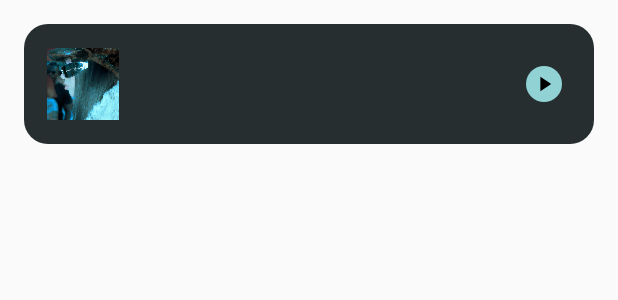
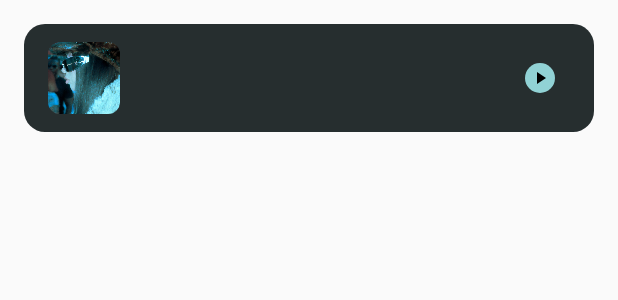
Before and after one commit to YaroslavTihomolov/android, an Android app: the layout item_song.xml on its own in the app's theme, with its tools: preview values and no code run, on a phone screen of 412 x 824 dp. Shown: the top 300 px of the screen. Run offline under Robolectric (Android 15) with nearby library versions, the phone set to English and light mode, and no system bars.

Commit message:
поправил верстку

```diff
--- a/lab2/app/build.gradle.kts
+++ b/lab2/app/build.gradle.kts
@@ -64,6 +64,7 @@ dependencies {
     implementation(libs.androidx.material3)
     implementation(libs.androidx.constraintlayout)
     implementation(libs.androidx.appcompat)
+    implementation(libs.material)
     testImplementation(libs.junit)
     androidTestImplementation(libs.androidx.junit)
     androidTestImplementation(libs.androidx.espresso.core)
--- a/lab2/app/src/main/res/drawable/ic_pauce.xml
+++ b/lab2/app/src/main/res/drawable/ic_pauce.xml
@@ -4,12 +4,10 @@
     android:viewportWidth="100"
     android:viewportHeight="100">
 
-    <!-- Круг -->
     <path
         android:fillColor="#91d2d5"
         android:pathData="M50,0a50,50 0,1,0 0,100a50,50 0,1,0 0,-100" />
 
-    <!-- Две вертикальные полосы (Pause) -->
     <path
         android:fillColor="@android:color/black"
         android:pathData="M35,20h10v60H35zM55,20h10v60H55z" />
--- a/lab2/app/src/main/res/drawable/ic_play.xml
+++ b/lab2/app/src/main/res/drawable/ic_play.xml
@@ -4,13 +4,12 @@
     android:viewportWidth="100"
     android:viewportHeight="100">
 
-    <!-- Круг -->
     <path
         android:fillColor="#91d2d5"
         android:pathData="M50,0a50,50 0,1,0 0,100a50,50 0,1,0 0,-100" />
 
-    <!-- Уменьшенный треугольник (Play) -->
     <path
         android:fillColor="@android:color/black"
-        android:pathData="M40,30l0,40l30,-20L40,30z" /> <!-- Изменены координаты -->
+        android:pathData="M40,30l0,40l30,-20L40,30z" />
+
 </vector>
--- a/lab2/app/src/main/res/drawable/rounded_background.xml
+++ b/lab2/app/src/main/res/drawable/rounded_background.xml
@@ -1,10 +1,10 @@
 <shape xmlns:android="http://schemas.android.com/apk/res/android"
     android:shape="rectangle">
-    <corners android:radius="16dp" /> <!-- Установите радиус закругления -->
-    <solid android:color="#262E2F" /> <!-- Установите цвет фона -->
+    <corners android:radius="14dp" />
+    <solid android:color="#262E2F" />
     <padding
-        android:left="5dp"
-        android:top="5dp"
-        android:right="5dp"
-        android:bottom="5dp" /> <!-- Установите отступы, если нужно -->
+        android:left="16dp"
+        android:top="12dp"
+        android:right="16dp"
+        android:bottom="12dp" />
 </shape>
--- a/lab2/app/src/main/res/layout/item_song.xml
+++ b/lab2/app/src/main/res/layout/item_song.xml
@@ -1,26 +1,22 @@
 <?xml version="1.0" encoding="utf-8"?>
 <androidx.constraintlayout.widget.ConstraintLayout xmlns:android="http://schemas.android.com/apk/res/android"
     xmlns:app="http://schemas.android.com/apk/res-auto"
-    xmlns:tools="http://schemas.android.com/tools"
     android:layout_width="match_parent"
-    android:layout_height="80dp"
+    android:layout_height="wrap_content"
     android:layout_marginStart="16dp"
     android:layout_marginTop="16dp"
     android:layout_marginEnd="16dp"
-    android:background="@drawable/rounded_background"
-    android:paddingStart="15dp"
-    android:paddingTop="5dp"
-    android:paddingEnd="5dp"
-    android:paddingBottom="5dp">
+    android:background="@drawable/rounded_background">
 
-    <ImageView
+    <com.google.android.material.imageview.ShapeableImageView
         android:id="@+id/imageView"
         android:layout_width="48dp"
         android:layout_height="48dp"
         android:src="@drawable/preview"
         app:layout_constraintBottom_toBottomOf="parent"
         app:layout_constraintStart_toStartOf="parent"
-        app:layout_constraintTop_toTopOf="parent" />
+        app:layout_constraintTop_toTopOf="parent"
+        app:shapeAppearanceOverlay="@style/ImageCornerStyle" />
 
     <include
         android:id="@+id/songInfo"
@@ -34,15 +30,15 @@
 
     <ImageView
         android:id="@+id/playingImageView"
-        android:layout_width="24dp"
-        android:layout_height="24dp"
-        android:layout_marginEnd="16dp"
+        android:layout_width="40dp"
+        android:layout_height="40dp"
         android:clickable="true"
         android:focusable="true"
         android:src="@drawable/ic_play"
         app:layout_constraintBottom_toBottomOf="parent"
         app:layout_constraintEnd_toEndOf="parent"
         app:layout_constraintTop_toTopOf="parent"
+        android:padding="10dp"
         app:layout_constraintVertical_bias="0.5" />
 
     <androidx.constraintlayout.widget.Group
--- a/lab2/app/src/main/res/values/themes.xml
+++ b/lab2/app/src/main/res/values/themes.xml
@@ -26,4 +26,9 @@
         <item name="android:textAlignment">viewStart</item>
     </style>
 
+    <style name="ImageCornerStyle">
+        <item name="cornerFamily">rounded</item>
+        <item name="cornerSize">8dp</item>
+    </style>
+
 </resources>
```
